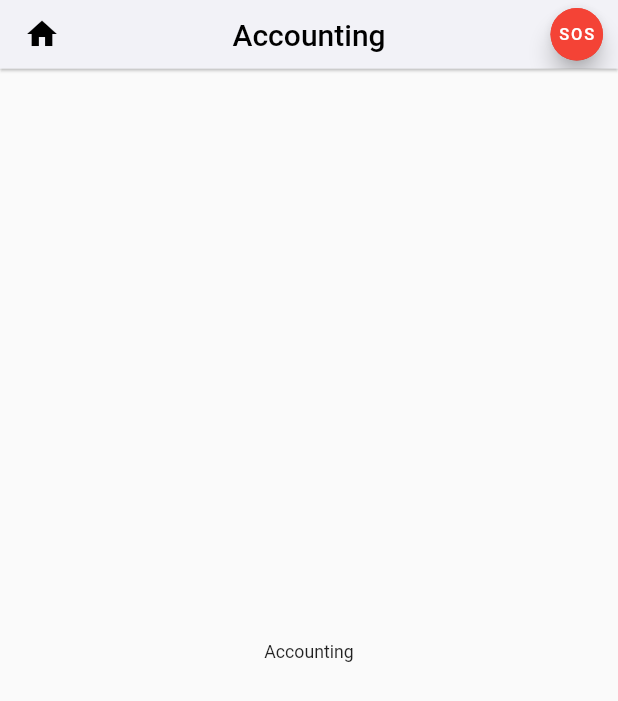
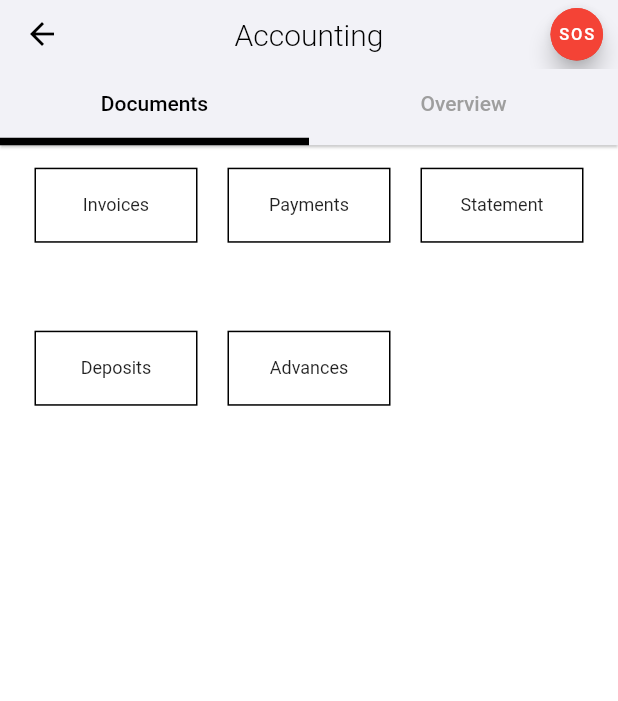
Before and after one commit to CodingPe/homeserva2, a Flutter app: the Accounting screen opened directly, on a phone screen of 412 x 824 dp. Shown: the top 701 px of the screen. Run offline on Flutter 3.47's test engine with Material 2 defaults, Android fonts, the phone set to English and light mode, and no system bars; our stand-ins replace badges, firebase_core, firebase_messaging, flutter_local_notifications, group_button, hive and 2 more; accounts and stored records are empty.

Commit message:
- 調整了suggestion和complaint的大小 - 開始弄accounting的界面

```diff
--- a/lib/a30_00_accounting.dart
+++ b/lib/a30_00_accounting.dart
@@ -4,11 +4,26 @@ class Accounting extends StatelessWidget {
   const Accounting({Key? key}) : super(key: key);
 
   @override
-  Widget build(BuildContext context) {
-    return Scaffold(
-      appBar: AppBar(
-        leading: const Icon(Icons.home),
-        title: const Text("Accounting"),
+  Widget build(BuildContext context) => DefaultTabController(
+      length: 2,
+      child: Scaffold(
+        backgroundColor: Colors.white,
+        appBar: AppBar(
+          title: const Text('Accounting',style: TextStyle(fontWeight: FontWeight.w300),),
+          bottom: const TabBar(
+            indicatorColor: Colors.black,
+            indicatorWeight: 5,
+            labelColor: Colors.black,
+            unselectedLabelColor: Colors.grey,
+            tabs: [
+              Tab(
+                text: 'Documents',
+              ),
+              Tab(
+                text: 'Overview',
+              ),
+            ],
+          ),
           actions: [
             SizedBox(
               width: 35,
@@ -26,11 +41,63 @@ class Accounting extends StatelessWidget {
               ),
             ),
             const SizedBox(width: 10)
-          ]
-      ),
-      body: const Center(
-        child: Text("Accounting"),
-      ),
-    );
-  }
+          ],
+        ),
+        body: TabBarView(
+          children: [
+            Column(
+              children: [
+                const SizedBox(height: 15),
+                GridView.count(
+                    crossAxisCount: 3,
+                    shrinkWrap: true,
+                    scrollDirection: Axis.vertical,
+                    physics: const BouncingScrollPhysics(),
+                    crossAxisSpacing: 20,
+                    padding: const EdgeInsets.symmetric(horizontal: 23),
+                    children: [
+                      _buildGridViewItem('Invoices',
+                          onTap: () => (){}),
+                      _buildGridViewItem('Payments',
+                          onTap: () => (){}),
+                      _buildGridViewItem('Statement',
+                          onTap: () => (){}),
+                      _buildGridViewItem('Deposits',
+                          onTap: () => (){}),
+                      _buildGridViewItem('Advances',
+                          onTap: () => (){}),
+                    ])
+              ],
+            ),
+            const Center(
+              child: Text('Overview'),
+            )
+          ],
+        ),
+      )
+  );
 }
+
+Widget _buildGridViewItem(String label,
+    {required VoidCallback onTap}) {
+  return GestureDetector(
+      onTap: onTap,
+      child: Column(children: [
+        Container(
+          height: 50,
+          width: 120,
+          decoration: BoxDecoration(
+            border: Border.all(color: Colors.black, width: 1),
+            color: Colors.white,
+          ),
+          child: Center(
+            child: Text(
+                label,
+                style: const TextStyle(fontSize: 12),
+                textAlign: TextAlign.center),
+          ),
+        ),
+      ]
+      )
+  );
+}
```
Also changed, not shown: lib/a20_03_complaints.dart (+8 -17 lines), lib/a20_04_suggestions.dart (+18 -18 lines), pubspec.lock.
